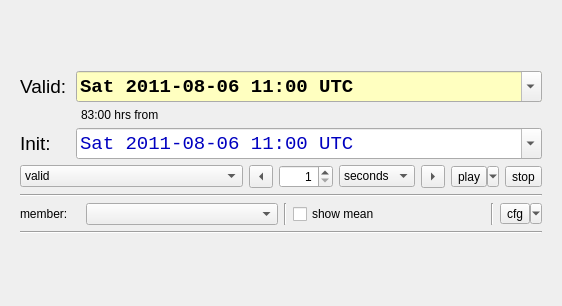
Above: src/gxfw/synccontrol.ui from chrismile/met.3d before the change. Below: the same form after it.
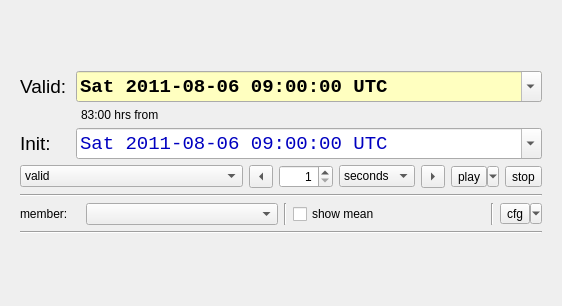
That is the form after the change.

Commit message: added correct display of seconds to sync control

```diff
--- a/src/gxfw/synccontrol.ui
+++ b/src/gxfw/synccontrol.ui
@@ -132,7 +132,7 @@
           </property>
           <property name="dateTime">
            <datetime>
-            <hour>11</hour>
+            <hour>9</hour>
             <minute>0</minute>
             <second>0</second>
             <year>2011</year>
@@ -148,7 +148,7 @@
            </date>
           </property>
           <property name="displayFormat">
-           <string>ddd yyyy-MM-dd hh:mm UTC</string>
+           <string>ddd yyyy-MM-dd hh:mm:ss UTC</string>
           </property>
           <property name="calendarPopup">
            <bool>true</bool>
@@ -290,7 +290,7 @@
           </property>
           <property name="dateTime">
            <datetime>
-            <hour>11</hour>
+            <hour>9</hour>
             <minute>0</minute>
             <second>0</second>
             <year>2011</year>
@@ -307,7 +307,7 @@
           </property>
           <property name="minimumDateTime">
            <datetime>
-            <hour>23</hour>
+            <hour>22</hour>
             <minute>0</minute>
             <second>0</second>
             <year>1752</year>
@@ -316,7 +316,7 @@
            </datetime>
           </property>
           <property name="displayFormat">
-           <string>ddd yyyy-MM-dd hh:mm UTC</string>
+           <string>ddd yyyy-MM-dd hh:mm:ss UTC</string>
           </property>
           <property name="calendarPopup">
            <bool>true</bool>
```
The commit also changes 1 other file.
